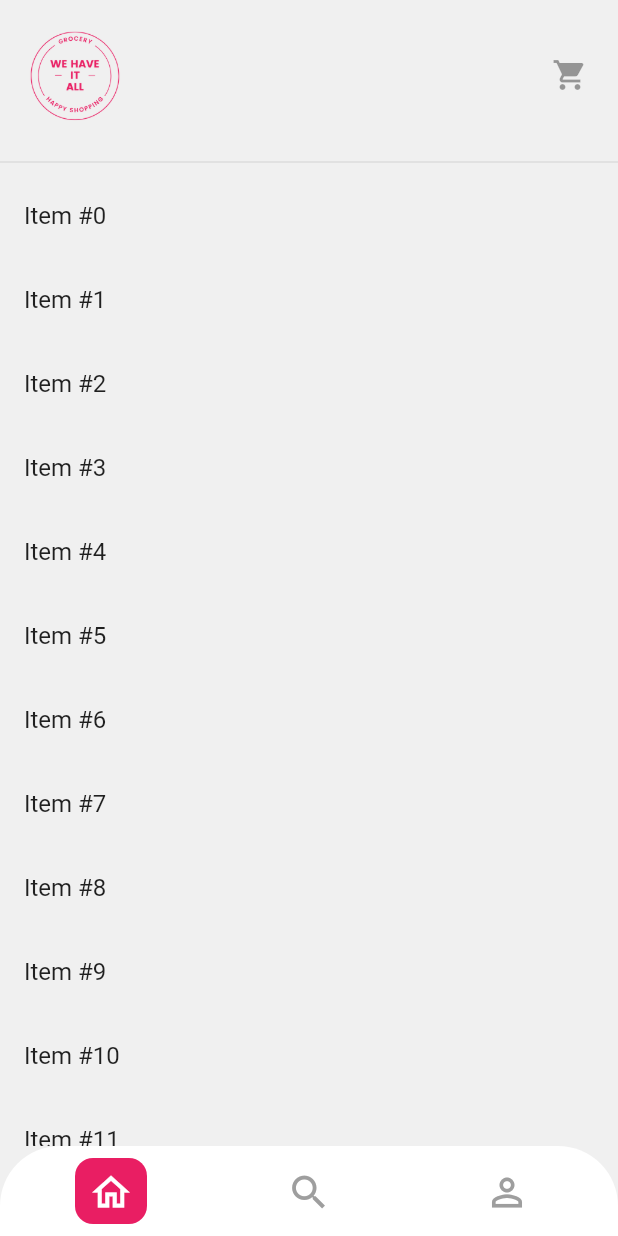
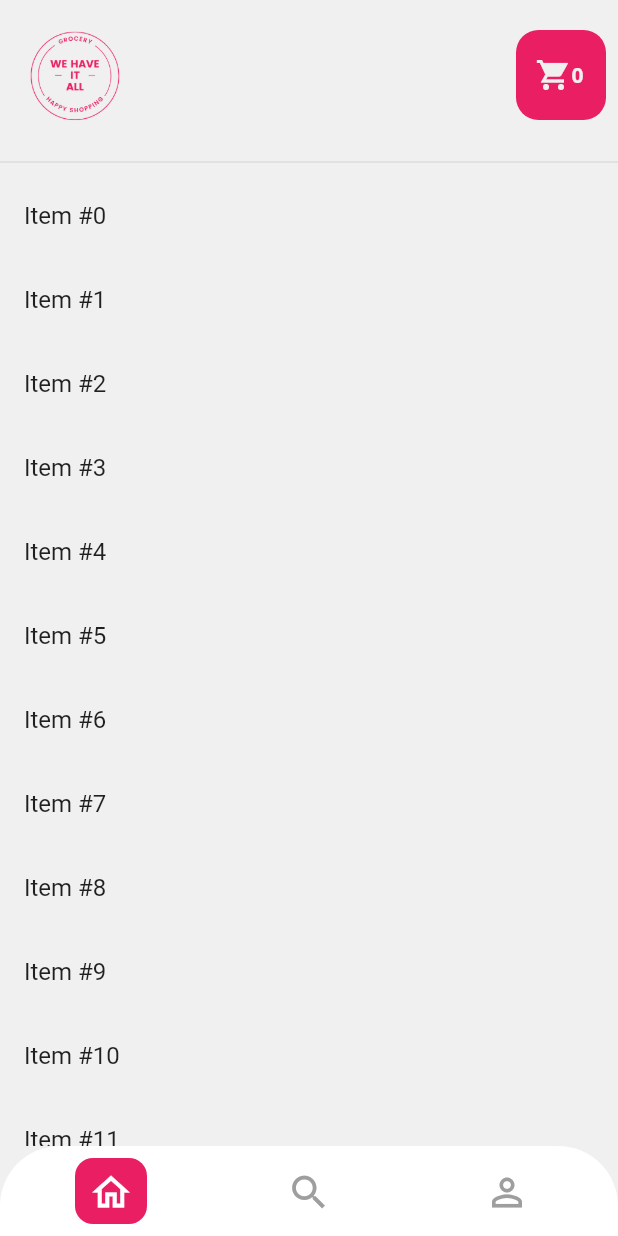
Before and after one commit to brahmed/shopping_app, a Flutter app: the screen it shows after launch, on a phone screen of 412 x 824 dp. Run offline on Flutter 3.47's test engine with Material 2 defaults, Android fonts, the phone set to English and light mode, and no system bars; our stand-ins replace cached_network_image, shared_preferences.

Commit message:
Add cart Icon to App bar.

```diff
--- a/lib/screens/tab_pages/home_page.dart
+++ b/lib/screens/tab_pages/home_page.dart
@@ -1,6 +1,8 @@
 import 'package:flutter/material.dart';
 
+import '../../config/colors.dart';
 import '../../config/images.dart';
+import '../../widgets/buttons/app_filled_button.dart';
 
 class HomePage extends StatefulWidget {
   const HomePage({Key? key}) : super(key: key);
@@ -10,6 +12,9 @@ class HomePage extends StatefulWidget {
 }
 
 class _HomePageState extends State<HomePage> {
+  /// Number of items in cart
+  int cartItemsCount = 0;
+
   @override
   Widget build(BuildContext context) {
     return Scaffold(
@@ -30,15 +35,32 @@ class _HomePageState extends State<HomePage> {
                     appImage,
                     color: Theme.of(context).iconTheme.color,
                   ),
-                  const Padding(
-                    padding: EdgeInsets.all(8.0),
-                    child: IconButton(
-                      onPressed: null,
-                      icon: Icon(
-                        Icons.shopping_cart,
+
+                  /// Cart icon
+                  Padding(
+                    padding: const EdgeInsets.all(8.0),
+                    child: AppButtonFilled(
+                      height: 60,
+                      width: 60,
+                      radius: 15,
+                      icon: Row(
+                        mainAxisAlignment: MainAxisAlignment.spaceAround,
+                        crossAxisAlignment: CrossAxisAlignment.center,
+                        children: [
+                          const Icon(Icons.shopping_cart_sharp,
+                              color: appBackgroundColorLight),
+                          Text(
+                            "$cartItemsCount",
+                            style: Theme.of(context)
+                                .textTheme
+                                .bodyText1
+                                ?.copyWith(color: appBackgroundColorLight),
+                          ),
+                        ],
                       ),
+                      onClick: () {},
                     ),
-                  ),
+                  )
                 ],
               ),
             ),
```
